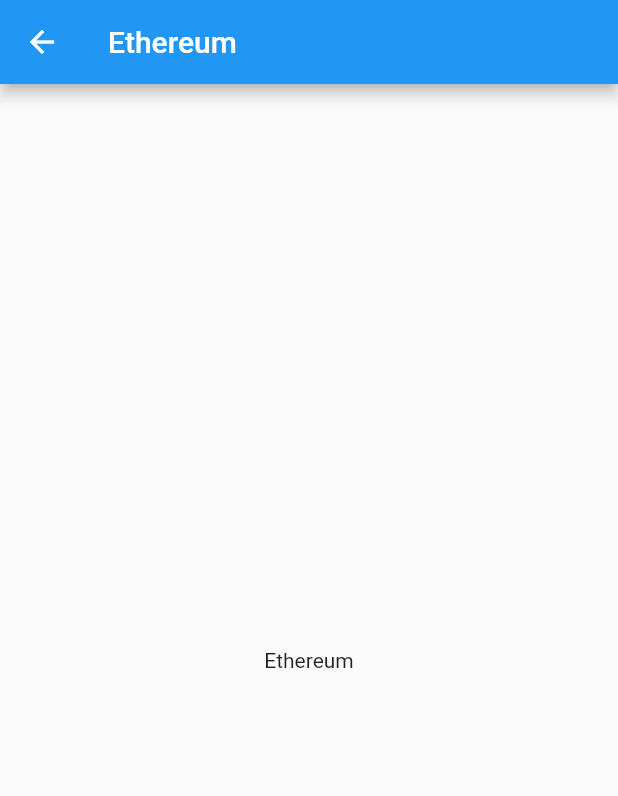
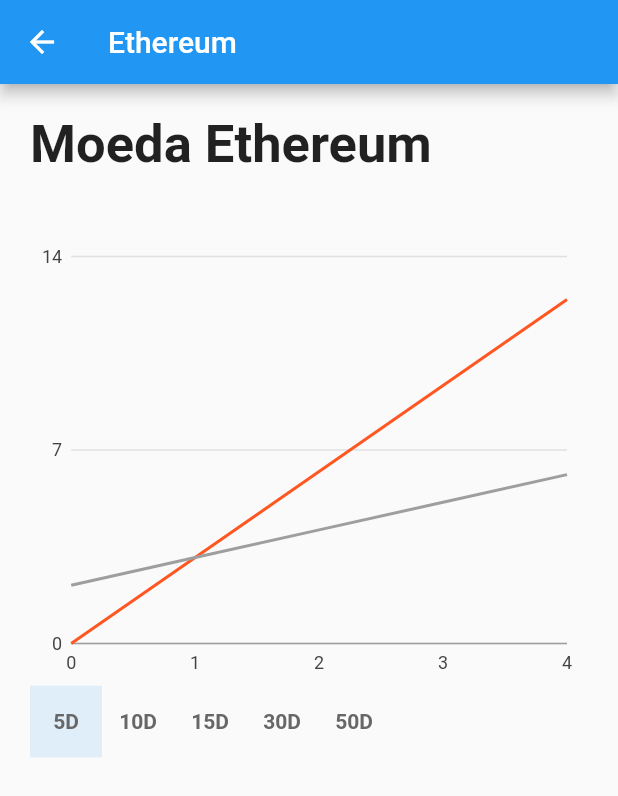
Before and after one commit to dannestulla/FlutterEverest, a Flutter app: the screen it shows after launch, after a tap on "ETH", on a phone screen of 412 x 824 dp. Shown: the top 796 px of the screen. Run offline on Flutter 3.47's test engine with Material 2 defaults, Android fonts, the phone set to English and light mode, and no system bars; our stand-ins replace charts_flutter, flutter_riverpod.

Commit message:
feat: graph and filters implemented

```diff
--- /dev/null
+++ b/lib/extention_functions.dart
@@ -0,0 +1,34 @@
+import 'package:flutter/material.dart';
+import 'package:flutter/widgets.dart';
+import 'package:listagem_cripto/screen_components/days_filter.dart';
+
+extension Converter on DaysSelected {
+  toText() {
+    switch (this) {
+      case DaysSelected.fiveDays:
+        return const Text("5D", style: TextStyle(color: Color.fromARGB(255, 103, 103, 103), fontWeight: FontWeight.bold));
+      case DaysSelected.tenDays:
+        return const Text("10D", style: TextStyle(color: Color.fromARGB(255, 103, 103, 103), fontWeight: FontWeight.bold));
+      case DaysSelected.fifteenDays:
+        return const Text("15D", style: TextStyle(color: Color.fromARGB(255, 103, 103, 103), fontWeight: FontWeight.bold));
+      case DaysSelected.thirdyDays:
+        return const Text("30D", style: TextStyle(color: Color.fromARGB(255, 103, 103, 103), fontWeight: FontWeight.bold));
+      case DaysSelected.fiftyDays:
+        return const Text("50D", style: TextStyle(color: Color.fromARGB(255, 103, 103, 103), fontWeight: FontWeight.bold));
+    }
+  }
+  convertToInteger() {
+    switch (this) {
+      case DaysSelected.fiveDays:
+        return 5;
+      case DaysSelected.tenDays:
+        return 10;
+      case DaysSelected.fifteenDays:
+        return 15;
+      case DaysSelected.thirdyDays:
+        return 30;
+      case DaysSelected.fiftyDays:
+        return 50;
+    }
+  }
+}
--- a/lib/main.dart
+++ b/lib/main.dart
@@ -1,12 +1,13 @@
 import 'package:flutter/material.dart';
-import 'package:listagem_cripto/selected_cripto_screen.dart';
+import 'package:flutter_riverpod/flutter_riverpod.dart';
+import 'package:listagem_cripto/screens/cripto_screen.dart';
 
-import 'cripto_list_selection.dart';
+import 'screens/list_screen.dart';
 
 void main() {
-  runApp(MaterialApp(title: "Routes", initialRoute: '/', routes: {
+  runApp(ProviderScope(child: MaterialApp(title: "Routes", initialRoute: '/', routes: {
     '/': (context) => CriptoListSelection(),
     SelectedCriptoScreen.selectedCriptoScreen: (context) =>
         const SelectedCriptoScreen()
-  }));
+  })));
 }
--- /dev/null
+++ b/lib/mock_chart_data.dart
@@ -0,0 +1,40 @@
+import 'dart:math';
+
+import 'package:charts_flutter/flutter.dart' as charts;
+import 'package:listagem_cripto/screen_components/cripto_chart.dart';
+
+List<charts.Series<CriptoChartModel, double>> createCriptoData(int numberOfDays) {
+  final criptoData = List<double>.generate(
+      numberOfDays, (index) => (Random().nextDouble() + 3) * index);
+  final cdiData = List<double>.generate(
+      numberOfDays, (index) => (Random().nextDouble() + 2) + index);
+
+  return [
+    charts.Series<CriptoChartModel, double>(
+      id: 'Cripto',
+      colorFn: (_, __) => charts.MaterialPalette.deepOrange.shadeDefault,
+      domainFn: (CriptoChartModel model, _) => model.date ,
+      measureFn: (CriptoChartModel model, _) => model.price,
+      data: createCriptodata(numberOfDays, criptoData),
+    ),
+    charts.Series<CriptoChartModel, double>(
+      id: 'CDI',
+      colorFn: (_, __) => charts.MaterialPalette.gray.shadeDefault,
+      dashPatternFn: (_,__) => [5,1],
+      domainFn: (CriptoChartModel model, _) => model.date,
+      measureFn: (CriptoChartModel model, _) => model.price,
+      data: createCriptodata(numberOfDays, cdiData),
+    )
+  ];
+}
+
+List<CriptoChartModel> createCriptodata(
+    int numberOfDays, List<double> priceData) {
+  double i = 0;
+  List<CriptoChartModel> list = [];
+  while (i < numberOfDays) {
+    list.add(CriptoChartModel(priceData[i.toInt()], i));
+    i++;
+  }
+  return list;
+}
--- /dev/null
+++ b/lib/screen_components/cripto_chart.dart
@@ -0,0 +1,41 @@
+import 'package:flutter/cupertino.dart';
+import 'package:charts_flutter/flutter.dart' as charts;
+import 'package:flutter/material.dart';
+import 'package:listagem_cripto/extention_functions.dart';
+
+import '../mock_chart_data.dart';
+import 'days_filter.dart';
+
+class CriptoChart extends StatefulWidget {
+  const CriptoChart({Key? key}) : super(key: key);
+
+  @override
+  State<CriptoChart> createState() => _CriptoChartState();
+}
+
+class _CriptoChartState extends State<CriptoChart> {
+  List<charts.Series<dynamic, num>> seriesList2 = createCriptoData(5);
+  final bool animate2 = false;
+
+  @override
+  Widget build(BuildContext context) {
+    return Column(crossAxisAlignment: CrossAxisAlignment.start, children: [
+      SizedBox(
+          height: 300,
+          width: 500,
+          child: charts.LineChart(seriesList2, animate: animate2)),
+      DaysFilterButtons(daysCallback: (dias) {
+        setState(() {
+          seriesList2 = createCriptoData(dias.convertToInteger());
+        });
+      })
+    ]);
+  }
+}
+
+class CriptoChartModel {
+  final double price;
+  final double date;
+
+  CriptoChartModel(this.price, this.date);
+}
--- /dev/null
+++ b/lib/screen_components/days_filter.dart
@@ -0,0 +1,51 @@
+import 'package:flutter/material.dart';
+import 'package:listagem_cripto/extention_functions.dart';
+
+class DaysFilterButtons extends StatefulWidget {
+  DaysFilterButtons({Key? key, required this.daysCallback}) : super(key: key);
+
+  Function(DaysSelected) daysCallback;
+
+  @override
+  State<StatefulWidget> createState() => DaysFilterButtonsState(daysCallback);
+}
+
+class DaysFilterButtonsState extends State<DaysFilterButtons> {
+  DaysFilterButtonsState(this.daysCallback);
+
+  Function(DaysSelected) daysCallback;
+
+  final List<bool> isSelected = [true, false, false, false, false];
+
+  @override
+  Widget build(BuildContext context) {
+    return SizedBox(
+      child: ToggleButtons(
+      children: <Widget>[
+        DaysSelected.fiveDays.toText(),
+        DaysSelected.tenDays.toText(),
+        DaysSelected.fifteenDays.toText(),
+        DaysSelected.thirdyDays.toText(),
+        DaysSelected.fiftyDays.toText()
+      ],
+      renderBorder: false,
+      onPressed: (int index) {
+        setState(() {
+          for (int buttonIndex = 0;
+              buttonIndex < isSelected.length;
+              buttonIndex++) {
+            if (buttonIndex == index) {
+              isSelected[buttonIndex] = true;
+            } else {
+              isSelected[buttonIndex] = false;
+            }
+          }
+          daysCallback(DaysSelected.values[index]);
+        });
+      },
+      isSelected: isSelected,
+    ));
+  }
+}
+
+enum DaysSelected { fiveDays, tenDays, fifteenDays, thirdyDays, fiftyDays }
--- /dev/null
+++ b/lib/screens/cripto_screen.dart
@@ -0,0 +1,37 @@
+import 'package:flutter/material.dart';
+import '../screen_components/cripto_chart.dart';
+import 'list_screen.dart';
+
+class SelectedCriptoScreen extends StatelessWidget {
+  const SelectedCriptoScreen({Key? key}) : super(key: key);
+  static const selectedCriptoScreen = '/selected_cripto';
+
+  @override
+  Widget build(BuildContext context) {
+    final args =
+        ModalRoute.of(context)!.settings.arguments as SelectedCriptoArguments;
+
+    return Scaffold(
+        appBar: AppBar(title: Text(args.criptos.currencyName)),
+        body: Column(
+          crossAxisAlignment: CrossAxisAlignment.start,
+          children: [
+            Padding(
+                padding: const EdgeInsets.all(20),
+                child: Text("Moeda ${args.criptos.currencyName}",
+                    textAlign: TextAlign.left,
+                    style: const TextStyle(
+                        fontSize: 35, fontWeight: FontWeight.bold))),
+            const Padding(
+                padding: EdgeInsets.all(20),
+                child: SizedBox(child: CriptoChart(), width: 700, height: 500))
+          ],
+        ));
+  }
+}
+
+class SelectedCriptoArguments {
+  final Criptos criptos;
+
+  SelectedCriptoArguments(this.criptos);
+}
--- a/lib/cripto_list_selection.dart
+++ b/lib/screens/list_screen.dart
@@ -1,5 +1,5 @@
 import 'package:flutter/material.dart';
-import 'package:listagem_cripto/selected_cripto_screen.dart';
+import 'package:listagem_cripto/screens/cripto_screen.dart';
 
 class CriptoListSelection extends StatelessWidget {
   CriptoListSelection({Key? key}) : super(key: key);
@@ -102,7 +102,7 @@ class CriptoListSelection extends StatelessWidget {
             label: 'Movimentações',
           ),
         ],
-        currentIndex: 0,
+        currentIndex: 1,
         selectedItemColor: Color.fromARGB(255, 255, 21, 134)
       ));
   }
--- a/lib/selected_cripto_screen.dart
+++ /dev/null
@@ -1,24 +0,0 @@
-import 'package:flutter/material.dart';
-import 'cripto_list_selection.dart';
-
-class SelectedCriptoScreen extends StatelessWidget {
-  const SelectedCriptoScreen({Key? key}) : super(key: key);
-  static const selectedCriptoScreen = '/selected_cripto';
-
-  @override
-  Widget build(BuildContext context) {
-    final args =
-        ModalRoute.of(context)!.settings.arguments as SelectedCriptoArguments;
-
-    return Scaffold(
-      appBar: AppBar(title: Text(args.criptos.currencyName)),
-      body: Center(child: Text(args.criptos.currencyName)),
-    );
-  }
-}
-
-class SelectedCriptoArguments {
-  final Criptos criptos;
-
-  SelectedCriptoArguments(this.criptos);
-}
--- a/pubspec.yaml
+++ b/pubspec.yaml
@@ -29,6 +29,8 @@ environment:
 dependencies:
   flutter:
     sdk: flutter
+  charts_flutter: ^0.12.0
+  flutter_riverpod: 2.0.0-dev.5
 
 
   # The following adds the Cupertino Icons font to your application.
```
Also changed, not shown: pubspec.lock, 2 other files.
